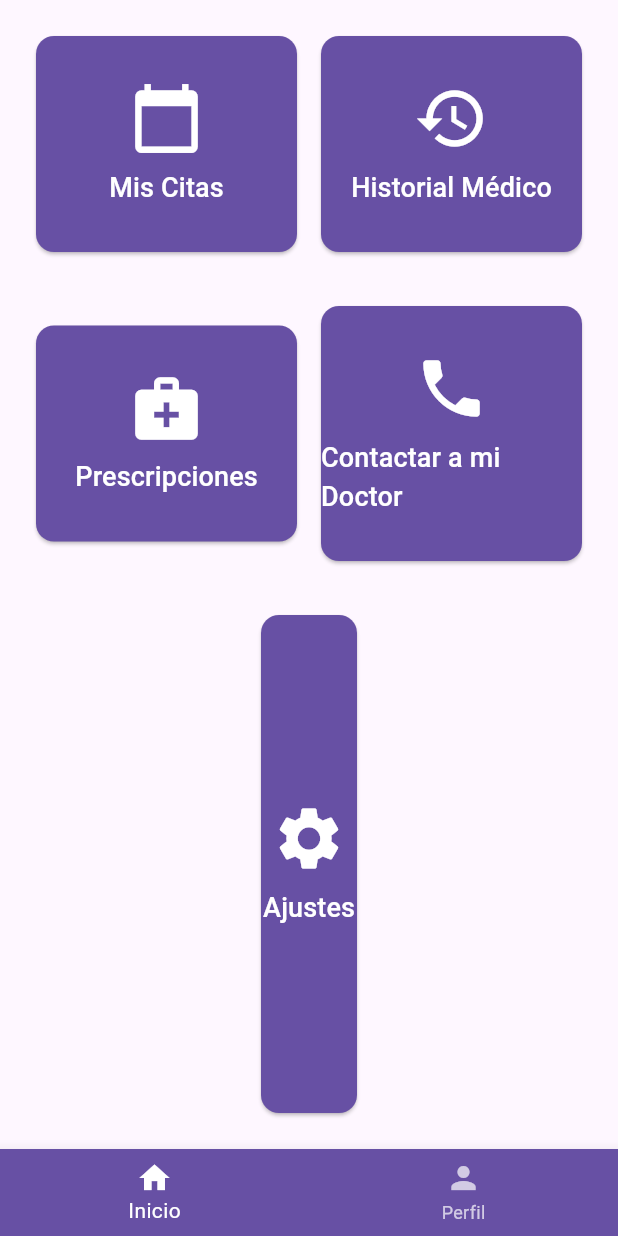
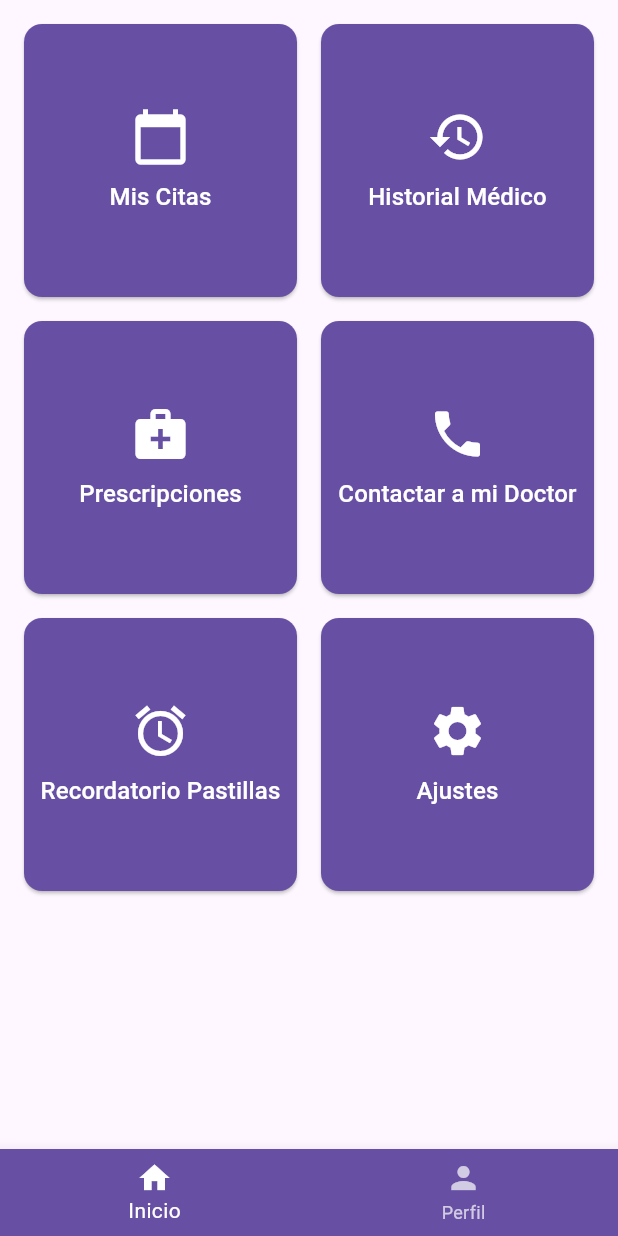
Before and after one commit to tjqqaa/ITAPP, a Flutter app: the PatientHomeScreen screen opened directly with empty values, on a phone screen of 412 x 824 dp. Run offline on Flutter 3.47's test engine with Material 3 defaults, Android fonts, the phone set to English and light mode, and no system bars; our stand-ins replace flutter_local_notifications, timezone.

Commit message:
updated homescreen for patient and created notifications

```diff
--- /dev/null
+++ b/lib/services/notification_service.dart
@@ -0,0 +1,39 @@
+import 'dart:typed_data';
+import 'package:flutter_local_notifications/flutter_local_notifications.dart';
+import 'package:timezone/timezone.dart' as tz;
+
+final FlutterLocalNotificationsPlugin flutterLocalNotificationsPlugin =
+FlutterLocalNotificationsPlugin();
+
+class NotificationService {
+  static Future<void> scheduleMedicationReminder({
+    required int id,
+    required String title,
+    required String body,
+    Duration delay = const Duration(seconds: 5),
+    bool repeatDaily = false,
+  }) async {
+    final scheduledDateTime = tz.TZDateTime.now(tz.local).add(delay);
+
+    await flutterLocalNotificationsPlugin.zonedSchedule(
+      id,
+      title,
+      body,
+      scheduledDateTime,
+      NotificationDetails(
+        android: AndroidNotificationDetails(
+          'medication_channel',
+          'Medication Reminders',
+          channelDescription: 'Channel for medication reminders',
+          importance: Importance.max,
+          priority: Priority.high,
+          playSound: true,
+          enableVibration: true,
+          vibrationPattern: Int64List.fromList([0, 1000, 500, 1000]),
+        ),
+      ),
+      androidScheduleMode: AndroidScheduleMode.exactAllowWhileIdle,
+      matchDateTimeComponents: repeatDaily ? DateTimeComponents.time : null,
+    );
+  }
+}
--- a/lib/views/patients/patient_home_screen.dart
+++ b/lib/views/patients/patient_home_screen.dart
@@ -3,6 +3,7 @@ import 'package:project/models/patient.dart';
 import 'package:project/views/profile_screen.dart';
 import 'package:project/views/patients/medical_history.dart';
 import 'package:project/views/patients/appointments_patient_screen.dart';
+import 'package:project/services/notification_service.dart';
 
 class PatientHomeScreen extends StatefulWidget {
   final Patient patient;
@@ -35,13 +36,15 @@ class _PatientHomeScreenState extends State<PatientHomeScreen> {
   Widget build(BuildContext context) {
     return Scaffold(
       backgroundColor: Theme.of(context).scaffoldBackgroundColor,
-      body: Padding(
+      body: SingleChildScrollView(
         padding: const EdgeInsets.all(16.0),
-        child: Column(
-          mainAxisAlignment: MainAxisAlignment.center,
-          children: [
-            Row(
-              mainAxisAlignment: MainAxisAlignment.spaceEvenly,
+        child: Center(
+          child: GridView.count(
+            crossAxisCount: 2, // Dos botones por fila
+            crossAxisSpacing: 16, // Espacio entre columnas
+            mainAxisSpacing: 16, // Espacio entre filas
+            shrinkWrap: true, // Permite que el GridView sea desplazable
+            physics: NeverScrollableScrollPhysics(), // Evita desplazamiento dentro del GridView
             children: [
               _buildCustomButton(
                 icon: Icons.calendar_today,
@@ -50,7 +53,8 @@ class _PatientHomeScreenState extends State<PatientHomeScreen> {
                   Navigator.push(
                     context,
                     MaterialPageRoute(
-                        builder: (context) => AppointmentsPatientScreen(patient: widget.patient),
+                      builder: (context) =>
+                          AppointmentsPatientScreen(patient: widget.patient),
                     ),
                   );
                 },
@@ -62,17 +66,11 @@ class _PatientHomeScreenState extends State<PatientHomeScreen> {
                   Navigator.push(
                     context,
                     MaterialPageRoute(
-                        builder: (context) =>  MedicalHistoryScreen(),
+                      builder: (context) => MedicalHistoryScreen(),
                     ),
                   );
                 },
               ),
-              ],
-            ),
-            const SizedBox(height: 20),
-            Row(
-              mainAxisAlignment: MainAxisAlignment.spaceEvenly,
-              children: [
               _buildCustomButton(
                 icon: Icons.medical_services,
                 label: 'Prescripciones',
@@ -87,9 +85,22 @@ class _PatientHomeScreenState extends State<PatientHomeScreen> {
                   // Acción para contactar al doctor
                 },
               ),
-              ],
+              _buildCustomButton(
+                icon: Icons.alarm,
+                label: 'Recordatorio Pastillas',
+                onTap: () async {
+                  await NotificationService.scheduleMedicationReminder(
+                    id: 1,
+                    title: 'Hora de tomar tu medicamento',
+                    body: 'Recuerda tomar tu medicación.',
+                    delay: Duration(seconds: 5),
+                    repeatDaily: false,
+                  );
+                  ScaffoldMessenger.of(context).showSnackBar(
+                    SnackBar(content: Text("Recordatorio programado")),
+                  );
+                },
               ),
-            const SizedBox(height: 20),
               _buildCustomButton(
                 icon: Icons.settings,
                 label: 'Ajustes',
@@ -98,6 +109,7 @@ class _PatientHomeScreenState extends State<PatientHomeScreen> {
                 },
               ),
             ],
+          ),
         ),
       ),
       bottomNavigationBar: BottomNavigationBar(
@@ -119,9 +131,8 @@ class _PatientHomeScreenState extends State<PatientHomeScreen> {
     required String label,
     required VoidCallback onTap,
   }) {
-    return Expanded(
-      child: Padding(
-        padding: const EdgeInsets.all(8.0),
+    return SizedBox(
+      width: 160,
       child: ElevatedButton(
         onPressed: onTap,
         style: ElevatedButton.styleFrom(
@@ -130,16 +141,15 @@ class _PatientHomeScreenState extends State<PatientHomeScreen> {
           shape: RoundedRectangleBorder(
             borderRadius: BorderRadius.circular(12),
           ),
-            padding: const EdgeInsets.symmetric(vertical: 30),
+          padding: const EdgeInsets.symmetric(vertical: 24),
         ),
         child: Column(
           mainAxisSize: MainAxisSize.min,
           children: [
-              Icon(icon, size: 50),
+            Icon(icon, size: 40),
             const SizedBox(height: 8),
-              Text(label, style: const TextStyle(fontSize: 18)),
+            Text(label, style: const TextStyle(fontSize: 16), textAlign: TextAlign.center),
           ],
-          ),
         ),
       ),
     );
--- a/pubspec.yaml
+++ b/pubspec.yaml
@@ -30,6 +30,8 @@ environment:
 dependencies:
   flutter:
     sdk: flutter
+  flutter_local_notifications: ^19.1.0
+  timezone: ^0.10.0
 
   # The following adds the Cupertino Icons font to your application.
   # Use with the CupertinoIcons class for iOS style icons.
```
Also changed, not shown: lib/main.dart (+27 -2 lines), pubspec.lock, 2 other files. Lines whose indentation alone changed are shown as unchanged.
